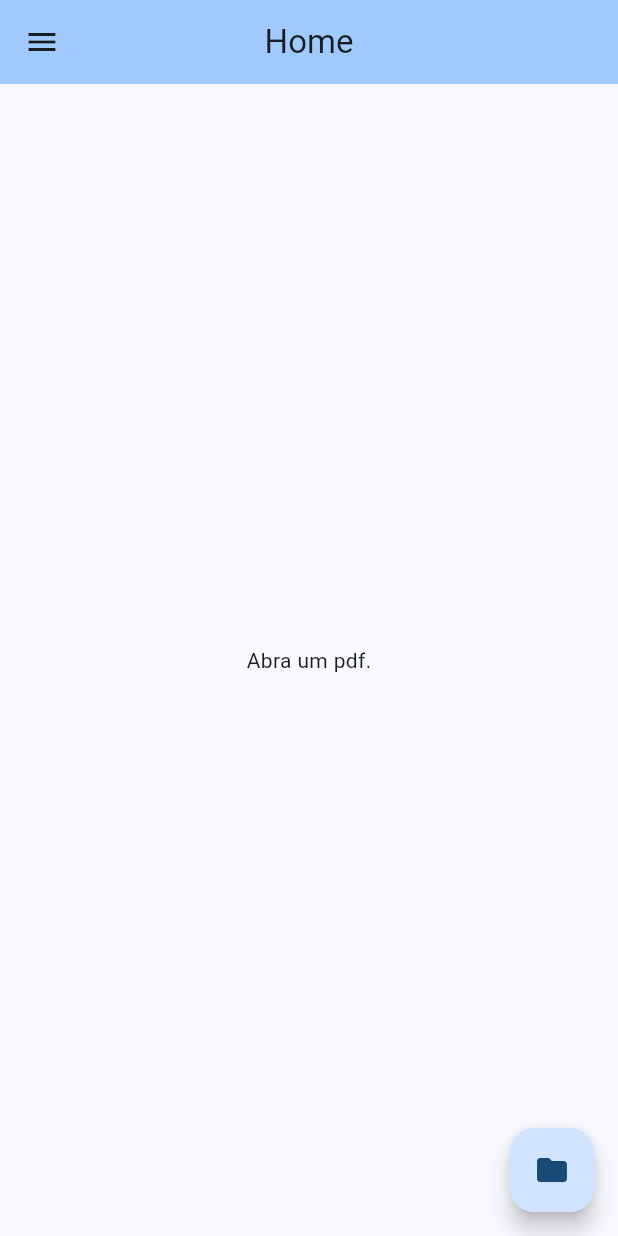
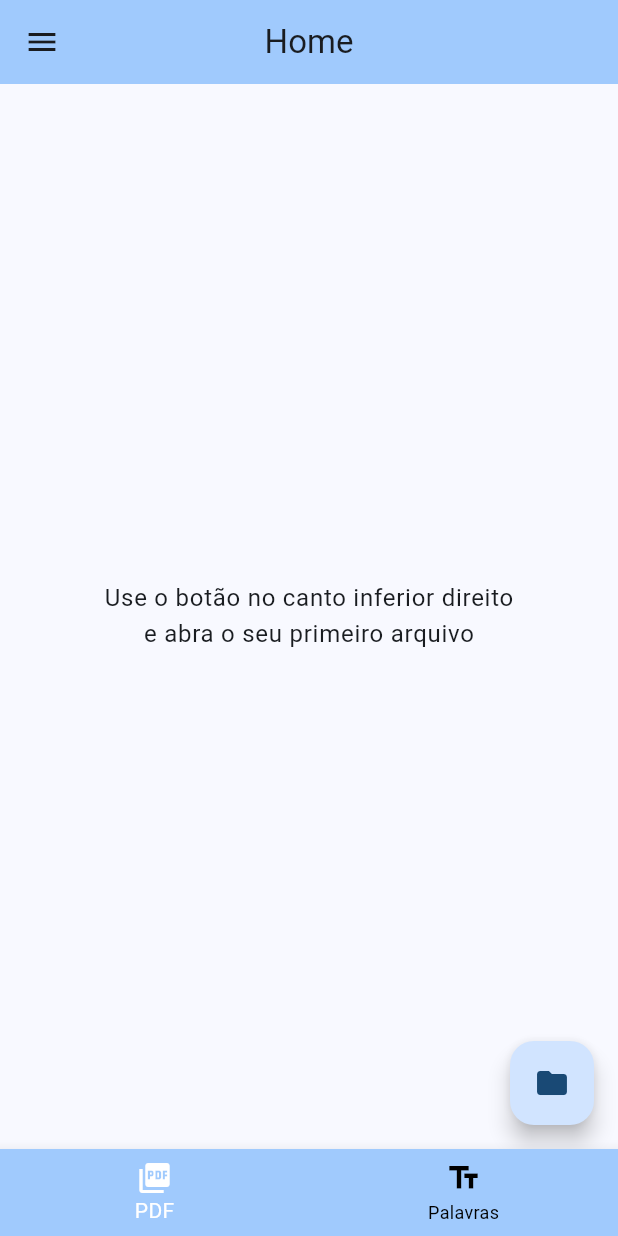
Before and after one commit to miqueiassggarcia/U-translator, a Flutter app: the screen it shows after launch, in the side drawer, after a tap on the "folder" icon, on a phone screen of 412 x 824 dp. Run offline on Flutter 3.47's test engine with Material 2 defaults, Android fonts, the phone set to English and light mode, and no system bars; our stand-ins replace file_picker, shared_preferences; missing offline and left inert: flutter_pdfview.

Commit message:
Desenvolvendo menu inferior e adicionando historico a home (#6)
* Criando menu inferior

* Abrindo pdf na tela home

* Adicionando historico de pdf na home

* Adicionando tela de histórico na home

* Readicionando funcionalidade de abrir pdf pelo histórico

* Retirando arquivos desnecessários

```diff
--- /dev/null
+++ b/lib/builders/build_floating_file_button.dart
@@ -0,0 +1,25 @@
+import 'package:file_picker/file_picker.dart';
+import 'package:flutter/material.dart';
+
+class FloatingFileButton extends StatelessWidget {
+  const FloatingFileButton({super.key, required this.callbackFunction});
+  final Function callbackFunction;
+
+  @override
+  Widget build(BuildContext context) {
+    return FloatingActionButton(
+      onPressed: () async {
+        final result = await FilePicker.platform.pickFiles(
+          type: FileType.custom,
+          allowedExtensions: ['pdf'],
+        );
+        if (result != null) {
+          var pdfFile = result.files.single.path;
+          callbackFunction(pdfFile);
+        }
+      },
+      tooltip: 'open file',
+      child: const Icon(Icons.folder),
+    );
+  }
+}
--- /dev/null
+++ b/lib/builders/build_inicial_home_text.dart
@@ -0,0 +1,24 @@
+import 'package:flutter/material.dart';
+
+class HomePageInitialText extends StatelessWidget {
+  const HomePageInitialText({super.key});
+
+  @override
+  Widget build(BuildContext context) {
+    return Center(
+      child: Column(
+        mainAxisAlignment: MainAxisAlignment.center,
+        children: <Widget>[
+          Text(
+            'Use o botão no canto inferior direito',
+            style: Theme.of(context).textTheme.bodyLarge,
+          ),
+          Text(
+            'e abra o seu primeiro arquivo',
+            style: Theme.of(context).textTheme.bodyLarge,
+          ),
+        ],
+      ),
+    );
+  }
+}
--- a/lib/builders/build_menu_items.dart
+++ b/lib/builders/build_menu_items.dart
@@ -1,9 +1,7 @@
 import 'package:flutter/material.dart';
 import 'package:utranslator/pages/about_page.dart';
 import 'package:utranslator/pages/configuration_page.dart';
-import 'package:utranslator/pages/home_page.dart';
-import 'package:utranslator/pages/phrase_page.dart';
-import 'package:utranslator/pages/pdf_history.dart';
+import 'package:utranslator/pages/initial_page.dart';
 
 Widget buildMenuItems(BuildContext context) => Container(
       padding: const EdgeInsets.all(24),
@@ -14,27 +12,7 @@
             leading: const Icon(Icons.home_outlined),
             title: const Text('Home'),
             onTap: () => Navigator.of(context).pushReplacement(
-                MaterialPageRoute(builder: (context) => const HomePage())),
-          ),
-          ListTile(
-            leading: const Icon(Icons.picture_as_pdf),
-            title: const Text('Histórico'),
-            onTap: () {
-              Navigator.pop(context);
-
-              Navigator.of(context).push(
-                  MaterialPageRoute(builder: (context) => const PdfHistory()));
-            },
-          ),
-          ListTile(
-            leading: const Icon(Icons.text_fields),
-            title: const Text('Frases'),
-            onTap: () {
-              Navigator.pop(context);
-
-              Navigator.of(context).push(
-                  MaterialPageRoute(builder: (context) => const PhrasePage()));
-            },
+                MaterialPageRoute(builder: (context) => const InitialPage())),
           ),
           ListTile(
             leading: const Icon(Icons.workspace_premium),
--- /dev/null
+++ b/lib/controllers/home_page_body_controller.dart
@@ -0,0 +1,76 @@
+import 'package:flutter/material.dart';
+import 'package:shared_preferences/shared_preferences.dart';
+import 'package:utranslator/builders/build_inicial_home_text.dart';
+import 'package:utranslator/builders/build_pdf_history.dart';
+import 'package:utranslator/builders/build_pdf_viewer.dart';
+
+class HomePageBodyController extends ChangeNotifier {
+  bool buttonIsActive = true;
+  Widget currentBody = const Text("Erro ao carregar tela");
+
+  static const _key = 'if_pdf_is_already_open';
+
+  Future<void> getIfThePDFHasAlreadyBeenOpen(Function callbackFunction) async {
+    final prefs = await SharedPreferences.getInstance();
+    final isAlreadyOpen = prefs.getBool(_key) ?? false;
+    if (!isAlreadyOpen) {
+      currentBody = const HomePageInitialText();
+      notifyListeners();
+    } else {
+      currentBody = PdfHistory(
+        callbackFunction: callbackFunction,
+      );
+      notifyListeners();
+    }
+  }
+
+  Future<void> setIfThePDFHasAlreadyBeenOpen(bool isOpen) async {
+    final prefs = await SharedPreferences.getInstance();
+
+    await prefs.setBool(_key, isOpen);
+  }
+
+  changeBodyToPdfView(String pdfPath) {
+    currentBody = PDFViewerBody(pdfPath: pdfPath);
+    buttonIsActive = false;
+    setIfThePDFHasAlreadyBeenOpen(true);
+    notifyListeners();
+  }
+}
+
+// body: FutureBuilder<bool>(
+//           future: IfPDFIsAlreadyOpen.getIfPDFIsAlreadyOpen(),
+//           builder: (context, snapshot) {
+//             if (snapshot.connectionState == ConnectionState.waiting) {
+//               return CircularProgressIndicator();
+//             } else if (snapshot.hasError) {
+//               return Text(
+//                   'Erro ao carregar estado da página: ${snapshot.error}');
+//             } else if (!snapshot.hasData) {
+//               return Text('Nenhum dado de estado.');
+//             } else {
+//               if (snapshot.data!) {
+//                 controller.changeBody(2, null);
+//               } else {
+//                 controller.changeBody(0, null);
+//               }
+//             }
+//             return Scaffold (
+
+// class IfPDFIsAlreadyOpen {
+//   static const _key = 'if_pdf_is_already_open';
+
+//   static Future<bool> getIfPDFIsAlreadyOpen() async {
+//     final prefs = await SharedPreferences.getInstance();
+//     final isAlreadyOpen = prefs.getBool(_key) ?? false;
+//     return isAlreadyOpen;
+//   }
+
+//   static Future<bool> addIfPDFIsAlreadyOpen(bool isOpen) async {
+//     final prefs = await SharedPreferences.getInstance();
+
+//     await prefs.setBool(_key, isOpen);
+
+//     return isOpen;
+//   }
+// }
--- a/lib/my_app.dart
+++ b/lib/my_app.dart
@@ -1,5 +1,5 @@
 import 'package:flutter/material.dart';
-import 'package:utranslator/pages/home_page.dart';
+import 'package:utranslator/pages/initial_page.dart';
 
 class MyApp extends StatelessWidget {
   const MyApp({super.key});
@@ -12,7 +12,7 @@
         colorScheme: ColorScheme.fromSeed(seedColor: Colors.blue),
         useMaterial3: true,
       ),
-      home: const HomePage(),
+      home: const InitialPage(),
     );
   }
 }
--- a/lib/pages/home_page.dart
+++ /dev/null
@@ -1,102 +0,0 @@
-import 'package:flutter/material.dart';
-import 'package:flutter_pdfview/flutter_pdfview.dart';
-import 'package:file_picker/file_picker.dart';
-import 'package:shared_preferences/shared_preferences.dart';
-import 'package:utranslator/navigation/navigation.dart';
-
-class HomePage extends StatefulWidget {
-  const HomePage({super.key});
-
-  @override
-  State<HomePage> createState() => _HomePageState();
-}
-
-class _HomePageState extends State<HomePage> {
-  @override
-  Widget build(BuildContext context) {
-    return Scaffold(
-        appBar: AppBar(
-          backgroundColor: Theme.of(context).colorScheme.inversePrimary,
-          title: const Text('Home'),
-          centerTitle: true,
-        ),
-        drawer: const Navigation(),
-        body: const Center(
-        child: Column(
-          mainAxisAlignment: MainAxisAlignment.center,
-          children: <Widget>[
-            Text(
-              'Abra um pdf.',
-            ),
-          ],
-        ),
-      ),
-        floatingActionButton: FloatingActionButton(
-          onPressed: () async {
-            final result = await FilePicker.platform.pickFiles(
-              type: FileType.custom,
-              allowedExtensions: ['pdf'],
-            );
-            if (result != null){
-              var pdf_file = result.files.single.path;
-              Navigator.of(context).push(
-                MaterialPageRoute(
-                  builder: (context) => PDFViewerPage(pdfPath: pdf_file),
-                ),
-              );
-            }
-          },
-          tooltip: 'open file',
-          child: const Icon(Icons.folder),
-        ));
-  }
-}
-class PDFViewerPage extends StatelessWidget {
-  final String? pdfPath;
-
-  PDFViewerPage({Key? key, this.pdfPath}) : super(key: key);
-
-  @override
-  Widget build(BuildContext context) {
-
-    if (pdfPath != null) {
-      PDFHistory.addToHistory(pdfPath!);
-    }
-
-    return Scaffold(
-      appBar: AppBar(
-        title: Text('Visualizador de PDF'),
-      ),
-      body: PDFView(
-        filePath: pdfPath,
-      ),
-    );
-  }
-}
-class PDFHistory{
-  static const _key = 'pdf_history';
-
-  static Future<List<String>> getHistory() async {
-    final prefs = await SharedPreferences.getInstance();
-    final history = prefs.getStringList(_key) ?? [];
-    return history;
-  }
-
-  static Future<List<String>> addToHistory(String pdfPath) async {
-    final prefs = await SharedPreferences.getInstance();
-    final history = prefs.getStringList(_key) ?? [];
-
-    if (history.contains(pdfPath)) {
-      history.remove(pdfPath);
-    }
-
-    history.insert(0, pdfPath);
-
-    if (history.length > 20) {
-      history.removeLast();
-    }
-
-    await prefs.setStringList(_key, history);
-    return history;
-  }
-}
--- /dev/null
+++ b/lib/pages/home_page_body.dart
@@ -0,0 +1,40 @@
+import 'package:flutter/material.dart';
+import 'package:utranslator/builders/build_floating_file_button.dart';
+import 'package:utranslator/controllers/home_page_body_controller.dart';
+
+class HomePage extends StatefulWidget {
+  const HomePage({super.key});
+
+  @override
+  State<HomePage> createState() => _HomePageState();
+}
+
+class _HomePageState extends State<HomePage> {
+  final controller = HomePageBodyController();
+
+  Widget get currentBody => controller.currentBody;
+  bool get buttonIsActive => controller.buttonIsActive;
+
+  @override
+  void initState() {
+    super.initState();
+    controller.getIfThePDFHasAlreadyBeenOpen(callbackPdfView);
+    controller.addListener(() {
+      setState(() {});
+    });
+  }
+
+  void callbackPdfView(String pdfPath) {
+    setState(() {
+      controller.changeBodyToPdfView(pdfPath);
+    });
+  }
+
+  @override
+  Widget build(BuildContext context) => Scaffold(
+        body: currentBody,
+        floatingActionButton: buttonIsActive
+            ? FloatingFileButton(callbackFunction: callbackPdfView)
+            : null,
+      );
+}
--- /dev/null
+++ b/lib/pages/initial_page.dart
@@ -0,0 +1,60 @@
+import 'package:flutter/material.dart';
+import 'package:utranslator/navigation/navigation.dart';
+import 'package:utranslator/pages/home_page_body.dart';
+import 'package:utranslator/builders/build_initial_text.dart';
+
+class InitialPage extends StatefulWidget {
+  const InitialPage({super.key});
+
+  @override
+  State<InitialPage> createState() => _InitialPageState();
+}
+
+class _InitialPageState extends State<InitialPage> {
+  final pageViewController = PageController();
+
+  @override
+  void dispose() {
+    super.dispose();
+    pageViewController.dispose();
+  }
+
+  @override
+  Widget build(BuildContext context) {
+    return Scaffold(
+      appBar: AppBar(
+        backgroundColor: Theme.of(context).colorScheme.inversePrimary,
+        title: const Text('Home'),
+        centerTitle: true,
+      ),
+      drawer: const Navigation(),
+      bottomNavigationBar: AnimatedBuilder(
+          animation: pageViewController,
+          builder: (context, snapshot) {
+            return BottomNavigationBar(
+                currentIndex: pageViewController.page?.round() ?? 0,
+                onTap: (index) {
+                  pageViewController.jumpToPage(index);
+                },
+                backgroundColor: Theme.of(context).colorScheme.inversePrimary,
+                fixedColor: Colors.white,
+                unselectedItemColor: Colors.black,
+                items: const [
+                  BottomNavigationBarItem(
+                    icon: Icon(Icons.picture_as_pdf),
+                    label: 'PDF',
+                  ),
+                  BottomNavigationBarItem(
+                    icon: Icon(Icons.text_fields),
+                    label: 'Palavras',
+                  ),
+                ]);
+          }),
+      body: PageView(
+        controller: pageViewController,
+        children: const [HomePage(), PhrasePageBody()],
+        physics: NeverScrollableScrollPhysics(),
+      ),
+    );
+  }
+}
```
Also changed, not shown: lib/builders/build_initial_text.dart (added, +24 -0 lines), lib/builders/build_pdf_history.dart (added, +49 -0 lines), lib/builders/build_pdf_viewer.dart (renamed from lib/pages/pdf_viwer.dart, +17 -12 lines), lib/pages/pdf_history.dart (deleted, +0 -57 lines), lib/pages/phrase_page.dart (deleted, +0 -16 lines).
